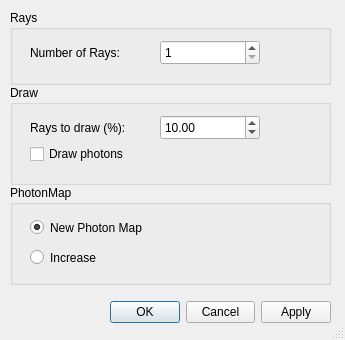
Above: TonatiuhProject/Tonatiuh/src/raytracedialog.ui from iat-cener/tonatiuh before the change. Below: the same form after it.
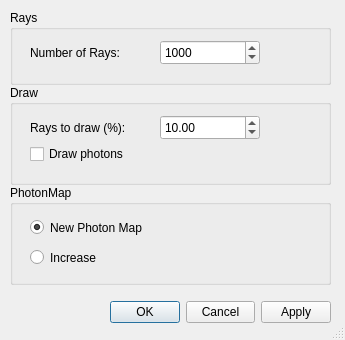
That is the form after the change.

Commit message: raytracerdialog apply button changed

```diff
--- a/TonatiuhProject/Tonatiuh/src/raytracedialog.ui
+++ b/TonatiuhProject/Tonatiuh/src/raytracedialog.ui
@@ -61,6 +61,9 @@
     <property name="singleStep" >
      <number>1000</number>
     </property>
+    <property name="value" >
+     <number>1000</number>
+    </property>
    </widget>
   </widget>
   <widget class="QGroupBox" name="photonmapGroupBox" >
```
